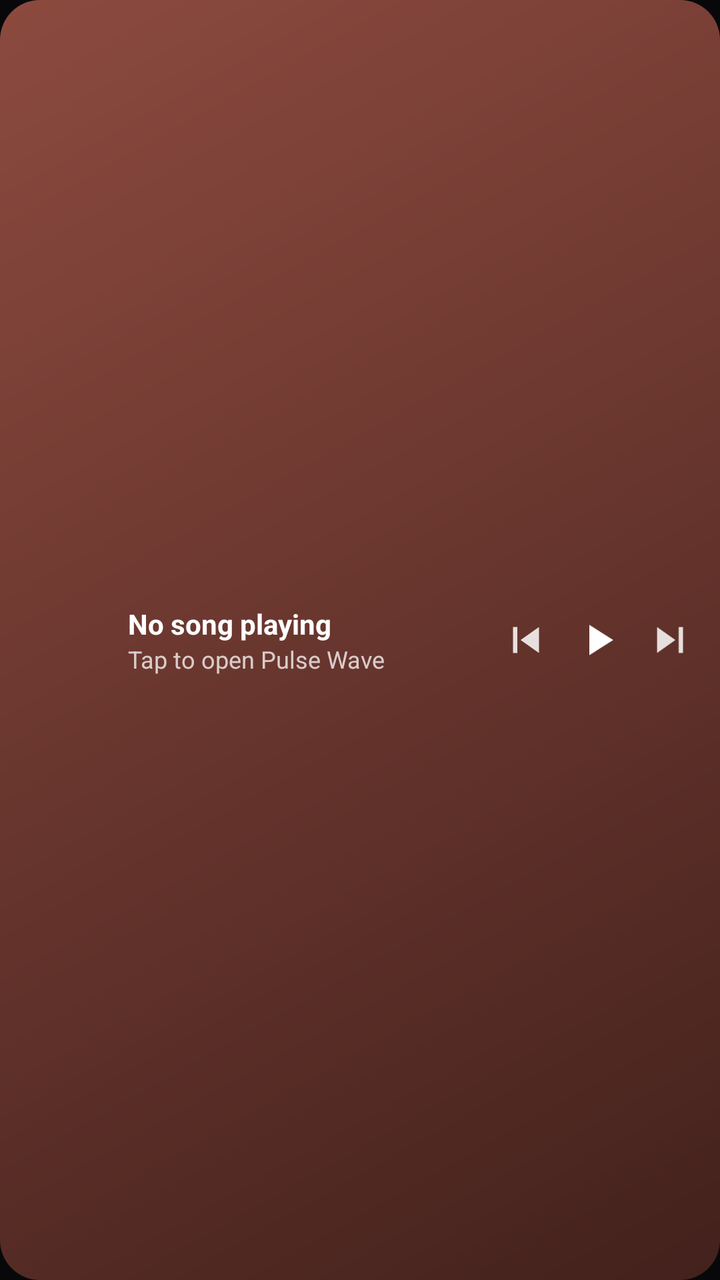
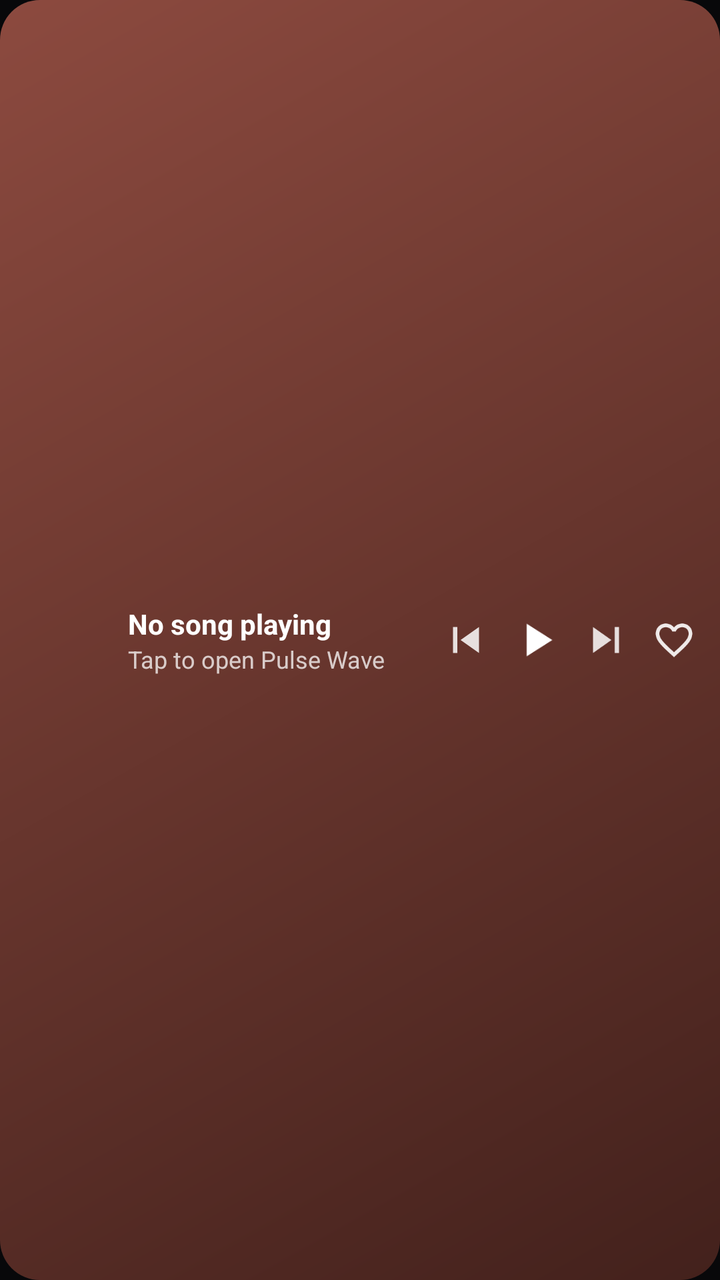

Before-and-after screenshots of an Android layout around one commit, followed by the original layout XML and the change that was made.
<!-- AndroidManifest.xml: application theme Theme.PulseWave -->
<!-- res/layout/widget_now_playing_row.xml -->
<?xml version="1.0" encoding="utf-8"?>
<FrameLayout xmlns:android="http://schemas.android.com/apk/res/android"
    android:id="@android:id/background"
    android:layout_width="match_parent"
    android:layout_height="match_parent"
    android:theme="@style/Theme.Widget.PulseWave">

    <ImageView
        android:id="@+id/widget_np_row_bg"
        android:layout_width="match_parent"
        android:layout_height="match_parent"
        android:scaleType="fitXY"
        android:src="@drawable/widget_card_preview"
        android:contentDescription="@null" />

    <LinearLayout
        android:layout_width="match_parent"
        android:layout_height="match_parent"
        android:orientation="horizontal"
        android:gravity="center_vertical"
        android:paddingStart="8dp"
        android:paddingEnd="12dp"
        android:paddingTop="8dp"
        android:paddingBottom="8dp">

        <ImageView
            android:id="@+id/widget_np_row_album_art"
            android:layout_width="44dp"
            android:layout_height="44dp"
            android:scaleType="centerCrop"
            android:contentDescription="@string/album_art" />

        <LinearLayout
            android:layout_width="0dp"
            android:layout_height="wrap_content"
            android:layout_weight="1"
            android:layout_marginStart="12dp"
            android:layout_marginEnd="8dp"
            android:orientation="vertical">

            <TextView
                android:id="@+id/widget_np_row_title"
                android:layout_width="match_parent"
                android:layout_height="wrap_content"
                android:text="@string/not_playing"
                android:textSize="14sp"
                android:textStyle="bold"
                android:textColor="@color/widget_on_card"
                android:maxLines="1"
                android:ellipsize="end" />

            <TextView
                android:id="@+id/widget_np_row_artist"
                android:layout_width="match_parent"
                android:layout_height="wrap_content"
                android:text="@string/tap_to_play"
                android:textSize="12sp"
                android:alpha="0.75"
                android:textColor="@color/widget_on_card"
                android:maxLines="1"
                android:ellipsize="end" />
        </LinearLayout>

        <ImageView
            android:id="@+id/widget_np_row_prev"
            android:layout_width="26dp"
            android:layout_height="26dp"
            android:layout_marginEnd="10dp"
            android:alpha="0.85"
            android:src="@drawable/ic_widget_skip_previous"
            android:contentDescription="@string/previous" />

        <ImageView
            android:id="@+id/widget_np_row_play_pause"
            android:layout_width="26dp"
            android:layout_height="26dp"
            android:src="@drawable/ic_widget_play"
            android:contentDescription="@string/play_pause" />

        <ImageView
            android:id="@+id/widget_np_row_next"
            android:layout_width="26dp"
            android:layout_height="26dp"
            android:layout_marginStart="10dp"
            android:alpha="0.85"
            android:src="@drawable/ic_widget_skip_next"
            android:contentDescription="@string/next" />
    </LinearLayout>
</FrameLayout>
<!-- resources referenced by this layout -->
<resources>
  <color name="widget_on_card">#FFFFFFFF</color>
  <!-- drawable ic_widget_play (drawable) -->
  <vector xmlns:android="http://schemas.android.com/apk/res/android"
      android:height="24dp"
      android:viewportHeight="24"
      android:viewportWidth="24"
      android:width="24dp">
      <path
          android:fillColor="#FFFFFF"
          android:pathData="M8,5v14l11,-7z"/>
  </vector>
  <!-- drawable ic_widget_skip_next (drawable) -->
  <vector xmlns:android="http://schemas.android.com/apk/res/android"
      android:height="24dp"
      android:viewportHeight="24"
      android:viewportWidth="24"
      android:width="24dp">
      <path
          android:fillColor="#FFFFFFFF"
          android:pathData="M6,18l8.5,-6L6,6v12zM16,6v12h2V6h-2z"/>
  </vector>
  <!-- drawable ic_widget_skip_previous (drawable) -->
  <vector xmlns:android="http://schemas.android.com/apk/res/android"
      android:height="24dp"
      android:viewportHeight="24"
      android:viewportWidth="24"
      android:width="24dp">
      <path
          android:fillColor="#FFFFFFFF"
          android:pathData="M6,6h2v12L6,18zM9.5,12l8.5,6L18,6z"/>
  </vector>
  <!-- drawable widget_card_preview (drawable) -->
  <?xml version="1.0" encoding="utf-8"?>
  <shape xmlns:android="http://schemas.android.com/apk/res/android"
      android:shape="rectangle">
      <gradient
          android:angle="315"
          android:startColor="#8C4A3F"
          android:endColor="#43211C"
          android:type="linear" />
      <corners android:radius="20dp" />
  </shape>
  <string name="album_art">Album art</string>
  <string name="next">Next</string>
  <string name="not_playing">No song playing</string>
  <string name="play_pause">Play/Pause</string>
  <string name="previous">Previous</string>
  <string name="tap_to_play">Tap to open Pulse Wave</string>
  <style name="Theme.Widget.PulseWave" parent="@android:style/Theme.DeviceDefault.DayNight">
          <item name="android:colorBackground">#E6E1E5</item>
      </style>
  <style name="Theme.PulseWave" parent="android:Theme.Material.Light.NoActionBar">
          <item name="android:windowContentOverlay">@null</item>
          <item name="android:windowDrawsSystemBarBackgrounds">true</item>
          <item name="android:windowMinWidthMinor">100%</item>
          <item name="android:windowMinWidthMajor">100%</item>
          <item name="android:windowNoTitle">true</item>
          <item name="android:windowBackground">#08080A</item>
          <item name="android:enforceNavigationBarContrast" tools:ignore="NewApi">false</item>
          <item name="android:statusBarColor">@android:color/transparent</item>
          <item name="android:navigationBarColor">@android:color/transparent</item>
      </style>
</resources>

<!-- the commit's change to res/layout/widget_now_playing_row.xml (unified diff, before → after) -->
@@ -28,6 +28,7 @@
             android:layout_width="44dp"
             android:layout_height="44dp"
             android:scaleType="centerCrop"
+            android:src="@mipmap/ic_launcher"
             android:contentDescription="@string/album_art" />
 
         <LinearLayout
@@ -65,15 +66,15 @@
             android:id="@+id/widget_np_row_prev"
             android:layout_width="26dp"
             android:layout_height="26dp"
-            android:layout_marginEnd="10dp"
+            android:layout_marginEnd="8dp"
             android:alpha="0.85"
             android:src="@drawable/ic_widget_skip_previous"
             android:contentDescription="@string/previous" />
 
         <ImageView
             android:id="@+id/widget_np_row_play_pause"
-            android:layout_width="26dp"
-            android:layout_height="26dp"
+            android:layout_width="28dp"
+            android:layout_height="28dp"
             android:src="@drawable/ic_widget_play"
             android:contentDescription="@string/play_pause" />
 
@@ -81,9 +82,18 @@
             android:id="@+id/widget_np_row_next"
             android:layout_width="26dp"
             android:layout_height="26dp"
-            android:layout_marginStart="10dp"
+            android:layout_marginStart="8dp"
             android:alpha="0.85"
             android:src="@drawable/ic_widget_skip_next"
             android:contentDescription="@string/next" />
+
+        <ImageView
+            android:id="@+id/widget_np_row_like"
+            android:layout_width="22dp"
+            android:layout_height="22dp"
+            android:layout_marginStart="10dp"
+            android:alpha="0.9"
+            android:src="@drawable/ic_widget_heart_outline_nav"
+            android:contentDescription="@string/like" />
     </LinearLayout>
 </FrameLayout>
<!-- resource entries referenced after the edit -->
@@ -1,6 +1,16 @@
 <!-- resources referenced by this layout -->
 <resources>
   <color name="widget_on_card">#FFFFFFFF</color>
+  <!-- drawable ic_widget_heart_outline_nav (drawable) -->
+  <vector xmlns:android="http://schemas.android.com/apk/res/android"
+      android:height="24dp"
+      android:viewportHeight="24"
+      android:viewportWidth="24"
+      android:width="24dp">
+      <path
+          android:fillColor="#FFFFFFFF"
+          android:pathData="M16.5,3c-1.74,0 -3.41,0.81 -4.5,2.09C10.91,3.81 9.24,3 7.5,3 4.42,3 2,5.42 2,8.5c0,3.78 3.4,6.86 8.55,11.54L12,21.35l1.45,-1.32C18.6,15.36 22,12.28 22,8.5 22,5.42 19.58,3 16.5,3zM12.1,18.55l-0.1,0.1 -0.1,-0.1C7.14,14.24 4,11.39 4,8.5 4,6.5 5.5,5 7.5,5c1.54,0 3.04,0.99 3.57,2.36h1.87C13.46,5.99 14.96,5 16.5,5c2,0 3.5,1.5 3.5,3.5 0,2.89 -3.14,5.74 -7.9,10.05z"/>
+  </vector>
   <!-- drawable ic_widget_play (drawable) -->
   <vector xmlns:android="http://schemas.android.com/apk/res/android"
       android:height="24dp"
@@ -42,7 +52,14 @@
           android:type="linear" />
       <corners android:radius="20dp" />
   </shape>
+  <!-- mipmap ic_launcher (drawable) -->
+  <?xml version="1.0" encoding="utf-8"?>
+  <adaptive-icon xmlns:android="http://schemas.android.com/apk/res/android">
+      <background android:drawable="@color/ic_launcher_background"/>
+      <foreground android:drawable="@drawable/ic_launcher_foreground"/>
+  </adaptive-icon>
   <string name="album_art">Album art</string>
+  <string name="like">Like</string>
   <string name="next">Next</string>
   <string name="not_playing">No song playing</string>
   <string name="play_pause">Play/Pause</string>
@@ -62,5 +79,7 @@
           <item name="android:statusBarColor">@android:color/transparent</item>
           <item name="android:navigationBarColor">@android:color/transparent</item>
       </style>
+  <color name="ic_launcher_background">#000000</color>
+  <!-- drawable ic_launcher_foreground: png bitmap (drawable, 28133 bytes) -->
 </resources>
 
